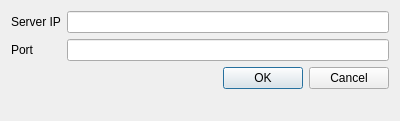
Qt form oscsettings.ui (ricardogsilva/kinect-gui) before a commit.
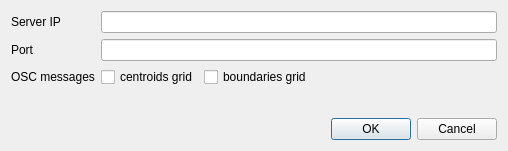
The same form after that commit.

Commit message: changing the GUI and implementing OSC

```diff
--- a/oscsettings.ui
+++ b/oscsettings.ui
@@ -6,13 +6,15 @@
    <rect>
     <x>0</x>
     <y>0</y>
-    <width>400</width>
-    <height>121</height>
+    <width>508</width>
+    <height>151</height>
    </rect>
   </property>
   <property name="windowTitle">
    <string>Dialog</string>
   </property>
+  <layout class="QVBoxLayout" name="verticalLayout">
+   <item>
   <layout class="QFormLayout" name="formLayout">
    <item row="0" column="0">
     <widget class="QLabel" name="label">
@@ -34,7 +36,62 @@
    <item row="1" column="1">
     <widget class="QLineEdit" name="osc_server_port_le"/>
    </item>
-   <item row="2" column="0" colspan="2">
+     <item row="2" column="0">
+      <widget class="QLabel" name="label_3">
+       <property name="text">
+        <string>OSC messages</string>
+       </property>
+      </widget>
+     </item>
+     <item row="2" column="1">
+      <layout class="QHBoxLayout" name="horizontalLayout">
+       <item>
+        <widget class="QCheckBox" name="send_centroids_grid_cb">
+         <property name="text">
+          <string>centroids grid</string>
+         </property>
+        </widget>
+       </item>
+       <item>
+        <widget class="QCheckBox" name="send_boundaries_grid_cb">
+         <property name="text">
+          <string>boundaries grid</string>
+         </property>
+        </widget>
+       </item>
+       <item>
+        <spacer name="horizontalSpacer_2">
+         <property name="orientation">
+          <enum>Qt::Horizontal</enum>
+         </property>
+         <property name="sizeHint" stdset="0">
+          <size>
+           <width>40</width>
+           <height>20</height>
+          </size>
+         </property>
+        </spacer>
+       </item>
+      </layout>
+     </item>
+    </layout>
+   </item>
+   <item>
+    <layout class="QHBoxLayout" name="horizontalLayout_4">
+     <item>
+      <spacer name="horizontalSpacer">
+       <property name="orientation">
+        <enum>Qt::Horizontal</enum>
+       </property>
+       <property name="sizeHint" stdset="0">
+        <size>
+         <width>40</width>
+         <height>20</height>
+        </size>
+       </property>
+      </spacer>
+     </item>
+     <item>
     <widget class="QDialogButtonBox" name="buttonBox">
      <property name="orientation">
       <enum>Qt::Horizontal</enum>
@@ -43,6 +100,8 @@
       <set>QDialogButtonBox::Cancel|QDialogButtonBox::Ok</set>
      </property>
     </widget>
+     </item>
+    </layout>
    </item>
   </layout>
  </widget>
```
Lines whose indentation alone changed are shown as unchanged. The commit also changes 5 other files.
